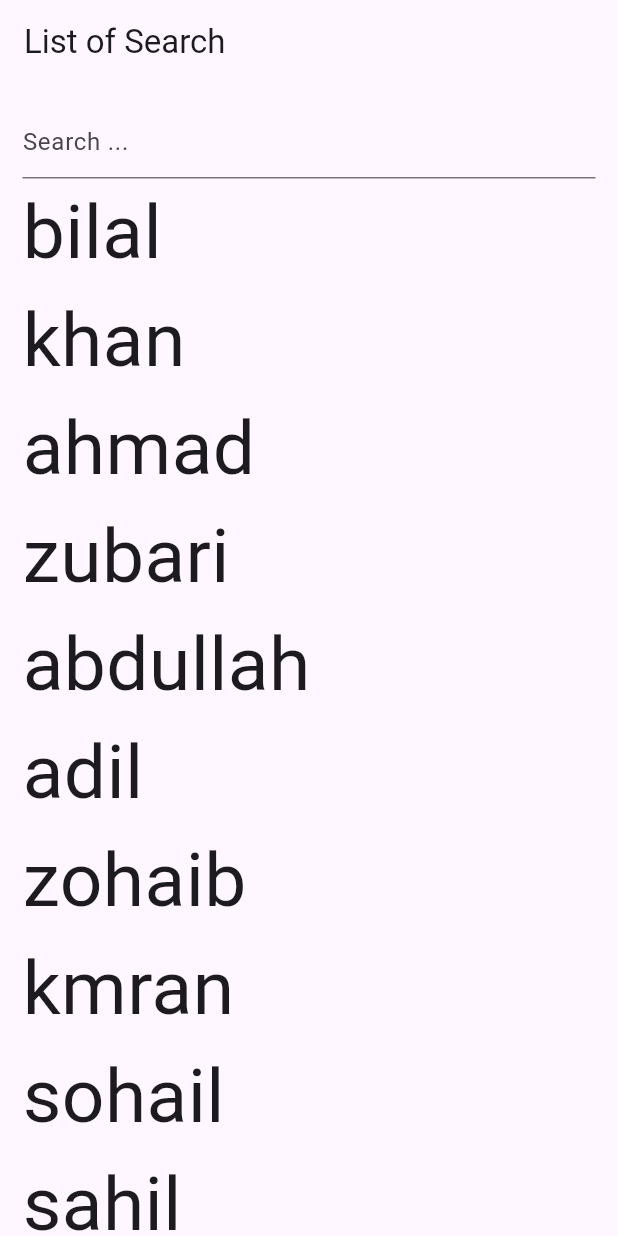
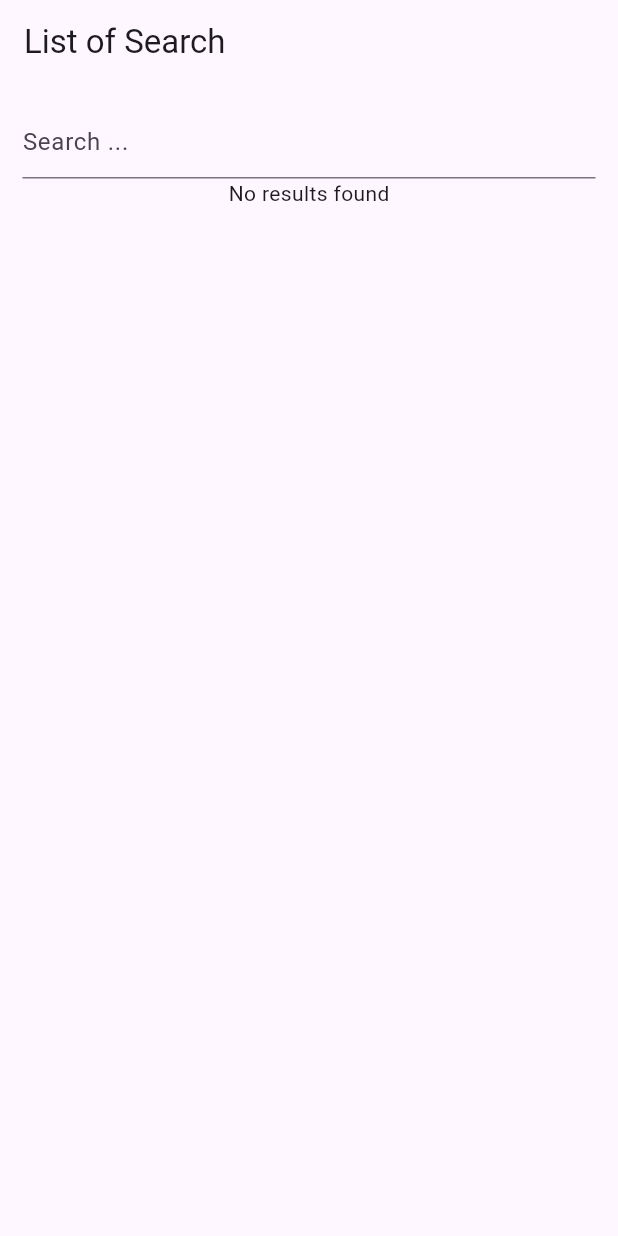
Before and after one commit to bilalahmad8739/payment_integration, a Flutter app: the screen it shows after launch, on a phone screen of 412 x 824 dp. Run offline on Flutter 3.47's test engine with Material 3 defaults, Android fonts, the phone set to English and light mode, and no system bars; our stand-ins replace flutter_local_notifications; missing offline and left inert: flutter_stripe.

Commit message:
some list seach implementation are not implemented

```diff
--- a/lib/screens/listsearch/listsearch.dart
+++ b/lib/screens/listsearch/listsearch.dart
@@ -58,7 +58,7 @@ class _ListSearchState extends State<ListSearch>
   Widget build(BuildContext context) {
     return Scaffold(
       appBar: AppBar(
-        title: Text('List of Search '),
+        title: const Text('List of Search '),
       ),
       body: SingleChildScrollView(
         child: Padding(
@@ -67,17 +67,24 @@ class _ListSearchState extends State<ListSearch>
             children: [
               TextField(
                 onChanged: search,
-                decoration: InputDecoration(
+                decoration: const InputDecoration(
                   hintText: 'Search ... '
                 ),
               ),
-              ListView.builder(
-                  itemCount: names.length,
+              if (searchResult.isNotEmpty)
+                ListView.builder(
+                  itemCount: searchResult.length,
                   scrollDirection: Axis.vertical,
                   shrinkWrap: true,
                   itemBuilder: ((context, index) {
-                    return Text(names[index].name.toString(),style: TextStyle(fontSize: 50),);
-                  })),
+                    return Text(
+                      searchResult[index].name.toString(),
+                      style: const TextStyle(fontSize: 20),
+                    );
+                  }),
+                )
+              else
+                const Text('No results found'),
               // Text(names.contains('apple') ? 'data' : ''),
               const SizedBox(
                 height: 50,
```
